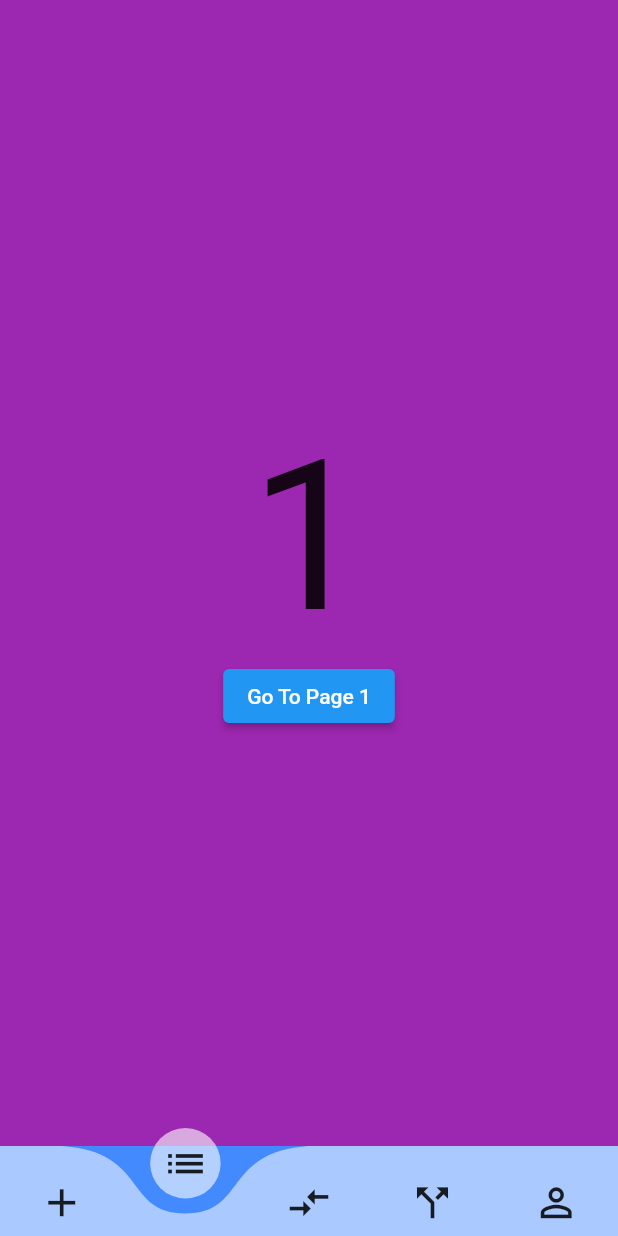
After one commit to Harshanyo/Loginpage-dart, a Flutter app: the BottomNavBar screen opened directly, item 2 of the bottom bar chosen, after a tap on "Go To Page 1", on a phone screen of 412 x 824 dp. The commit adds this screen. Run offline on Flutter 3.47's test engine with Material 2 defaults, Android fonts, the phone set to English and light mode, and no system bars; drawn by our look-alikes of curved_navigation_bar; our stand-ins replace lottie.

Commit message:
firstApp loginpage commit

```diff
--- /dev/null
+++ b/lib/Animation_Demo/lottie.dart
@@ -0,0 +1,29 @@
+import 'package:flutter/cupertino.dart';
+import 'package:flutter/material.dart';
+import 'package:lottie/lottie.dart';
+
+void main() => runApp(const MyApp());
+
+class MyApp extends StatelessWidget {
+  const MyApp({Key? key}) : super(key: key);
+
+  @override
+  Widget build(BuildContext context) {
+    return MaterialApp(
+      home: Scaffold(
+        body: ListView(
+          children: [
+            // Load a Lottie file from your assets
+            // Lottie.asset('assets/LottieLogo1.json'),
+
+            // Load a Lottie file from a remote url
+            Lottie.network('https://assets4.lottiefiles.com/packages/lf20_d8bmxmlo.json'),
+
+            // Load an animation and its images from a json file
+            // Lottie.asset('assets/lottiefiles/angel.json'),
+          ],
+        ),
+      ),
+    );
+  }
+}
--- /dev/null
+++ b/lib/Drawer/Tab and Bottum_bar/Basicbottum_nav_bar.dart
@@ -0,0 +1,66 @@
+import 'package:flutter/material.dart';
+
+void main(){
+  runApp(BasicBottomNavBar());
+}
+class BasicBottomNavBar extends StatefulWidget {
+  const BasicBottomNavBar({Key? key}) : super(key: key);
+  @override
+  _BasicBottomNavBarState createState() => _BasicBottomNavBarState();
+}
+
+class _BasicBottomNavBarState extends State<BasicBottomNavBar> {
+  int _selectedIndex = 0;
+  static const List<Widget> _pages = <Widget>[
+    Icon(Icons.call, size: 150,),
+    Icon(Icons.camera, size: 150,),
+    Icon(Icons.chat, size: 150,),
+    Icon(Icons.chat, size: 150,),
+  ];
+  void _onItemTapped(int index) {
+    setState(() {
+      _selectedIndex = index;
+    });
+  }
+
+  @override
+  Widget build(BuildContext context) {
+    return MaterialApp(
+      home: Scaffold(
+        appBar: AppBar(
+          title: const Text('BottomNavigationBar Demo'),
+        ),
+        body: Center(
+          child: _pages.elementAt(_selectedIndex),
+        ),
+        bottomNavigationBar: BottomNavigationBar(
+          //  type: BottomNavigationBarType.fixed,
+          selectedItemColor: Colors.red,
+          unselectedItemColor: Colors.blue,
+          items: const <BottomNavigationBarItem>[
+            BottomNavigationBarItem(
+              icon: Icon(Icons.call),
+              backgroundColor: Colors.deepPurple,
+              label: 'Calls',
+            ),
+            BottomNavigationBarItem(
+              icon: Icon(Icons.camera),
+              label: 'Camera',
+            ),
+            BottomNavigationBarItem(
+              icon: Icon(Icons.chat),
+              label: 'Chats',
+            ),
+            // BottomNavigationBarItem(
+            //   icon: Icon(Icons.chat),
+            //   label: 'Chats',
+            // ),
+          ],
+          currentIndex: _selectedIndex,
+          onTap: _onItemTapped,
+          backgroundColor: Colors.lightBlueAccent,
+        ),
+      ),
+    );
+  }
+}
--- /dev/null
+++ b/lib/Drawer/Tab and Bottum_bar/curved_nav_bar.dart
@@ -0,0 +1,60 @@
+import 'package:curved_navigation_bar/curved_navigation_bar.dart';
+import 'package:flutter/material.dart';
+
+void main() => runApp(MaterialApp(home: BottomNavBar()));
+
+class BottomNavBar extends StatefulWidget {
+  @override
+  _BottomNavBarState createState() => _BottomNavBarState();
+}
+
+class _BottomNavBarState extends State<BottomNavBar> {
+  int _page = 0;
+  GlobalKey<CurvedNavigationBarState> _bottomNavigationKey = GlobalKey();
+
+  @override
+  Widget build(BuildContext context) {
+    return Scaffold(
+        bottomNavigationBar: CurvedNavigationBar(
+          key: _bottomNavigationKey,
+          index: 0,
+          height: 60.0,
+          items: const <Widget>[
+            Icon(Icons.add, size: 31),
+            Icon(Icons.list, size: 31),
+            Icon(Icons.compare_arrows, size: 31),
+            Icon(Icons.call_split, size: 31),
+            Icon(Icons.perm_identity, size: 31),
+          ],
+          color: Colors.white54,
+          buttonBackgroundColor: Colors.white60,
+          backgroundColor: Colors.blueAccent,
+          animationCurve: Curves.easeInOut,
+          animationDuration: const Duration(milliseconds: 600),
+          onTap: (index) {
+            setState(() {
+              _page = index;
+            });
+          },
+          letIndexChange: (index) => true,
+        ),
+        body: Container(
+          color: Colors.purple,
+          child: Center(
+            child: Column(
+              mainAxisAlignment: MainAxisAlignment.center,
+              children: <Widget>[
+                Text(_page.toString(), textScaleFactor: 10.0),
+                ElevatedButton(
+                  child: Text('Go To Page 1'),
+                  onPressed: () {
+                    final CurvedNavigationBarState? navBarState =
+                        _bottomNavigationKey.currentState;
+                    navBarState?.setPage(1);
+                  },
+                )
+              ],
+            ),
+          ),
+        ));
+  }}
--- a/lib/Splashex.dart
+++ b/lib/Splashex.dart
@@ -36,6 +36,11 @@ class MySplashState extends State<MySplash> {
           child: Column(
             mainAxisAlignment: MainAxisAlignment.center,
             children: const [
+              Image(
+                image: AssetImage("assets/images/businesses.png"),
+                width: 200,
+                height: 200,
+              ),
               Text(
                 "My First App",
                 style: TextStyle(fontSize: 30, color: Colors.pink),
--- a/pubspec.yaml
+++ b/pubspec.yaml
@@ -29,7 +29,9 @@ environment:
 dependencies:
   flutter:
     sdk: flutter
-
+  curved_navigation_bar:
+  google_nav_bar:
+  line_icons:
 
   # The following adds the Cupertino Icons font to your application.
   # Use with the CupertinoIcons class for iOS style icons.
@@ -38,7 +40,7 @@ dependencies:
 dev_dependencies:
   flutter_test:
     sdk: flutter
-
+  lottie:
   # The "flutter_lints" package below contains a set of recommended lints to
   # encourage good coding practices. The lint set provided by the package is
   # activated in the `analysis_options.yaml` file located at the root of your
```
Also changed, not shown: lib/Animation_Demo/animation.dart (added, +49 -0 lines), lib/grid/gridview.dart (added, +50 -0 lines), lib/grid/gridviewExtent.dart (added, +66 -0 lines), pubspec.lock.
